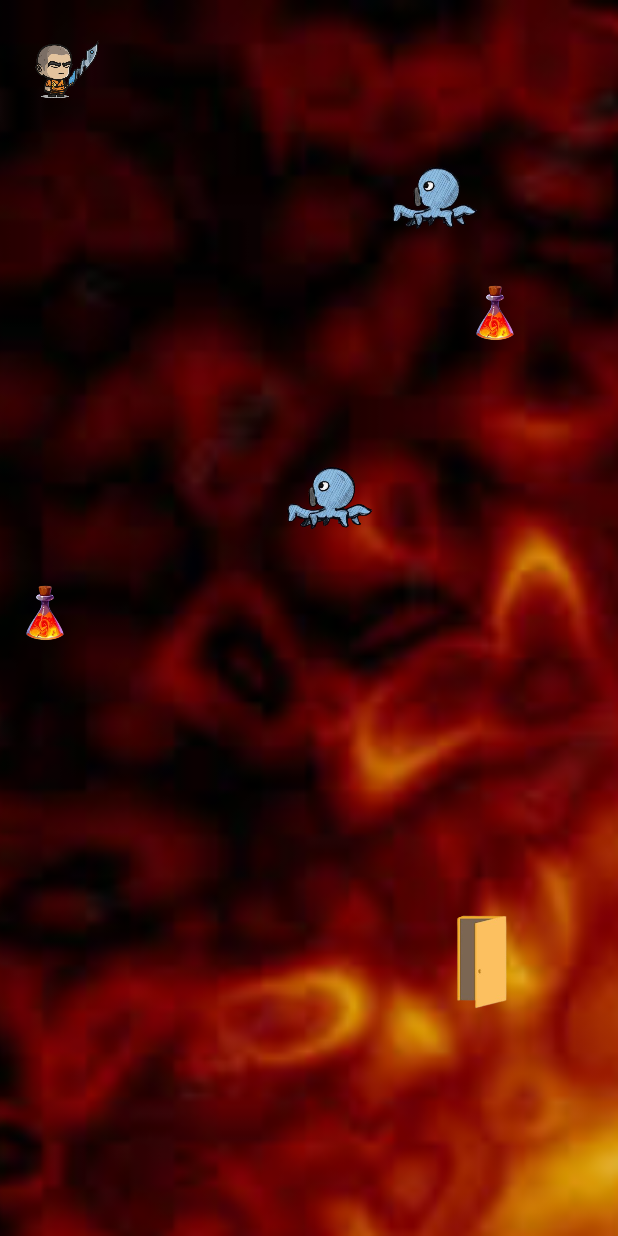
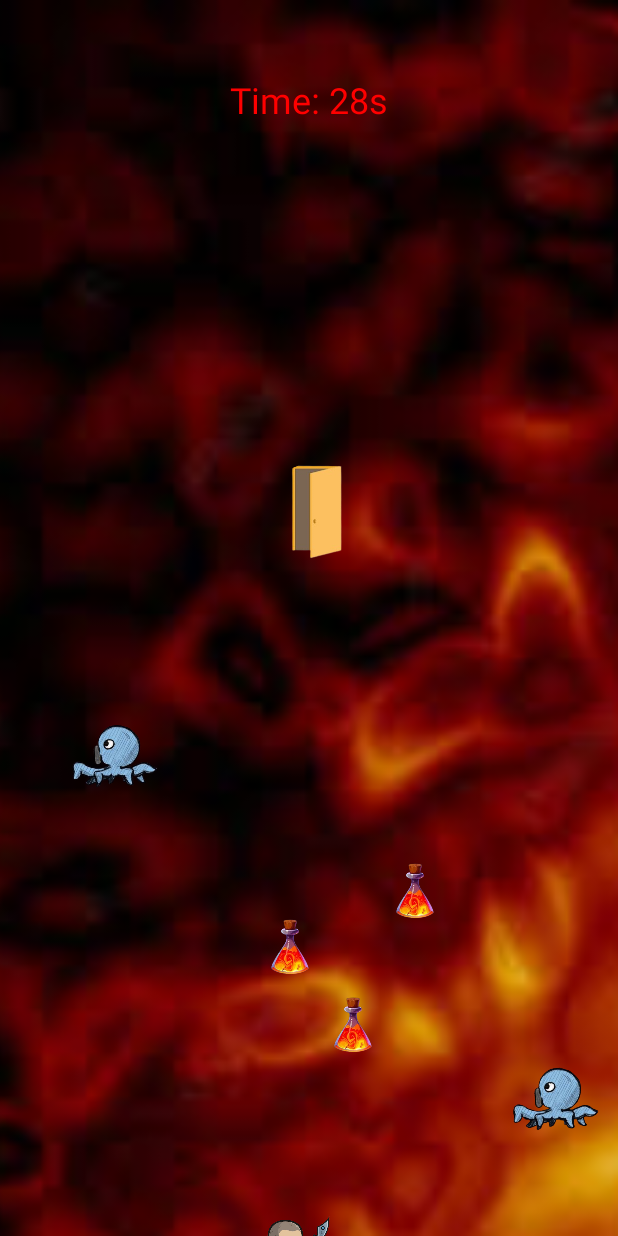
Before and after one commit to malogoetgheluck/Projet_ProgM, an Android app built with Jetpack Compose: the Player_VS_Enemy screen opened directly, with no data from a screen before it, on a phone screen of 412 x 824 dp. Run offline under Robolectric (Android 15) with nearby library versions, the phone set to English and light mode, and no system bars.

Commit message:
Upgraded the PVE minigame, adding a chrono and some aleatoire

```diff
--- a/app/src/main/java/com/example/projet_progm/ActivityHomePage.kt
+++ b/app/src/main/java/com/example/projet_progm/ActivityHomePage.kt
@@ -34,10 +34,10 @@ class ActivityHomePage : ComponentActivity() {
             newGame = Games(uid = 2, gameName = "Find the object", gameActivity = "FindTheObject", highScore = null)
             userDao.insertAll(newGame)
 
-            newGame = Games(uid = 3, gameName = "Riddles", gameActivity = "EnigmeActivity", highScore = 0)
+            newGame = Games(uid = 3, gameName = "Riddles", gameActivity = "EnigmeActivity", highScore = null)
             userDao.insertAll(newGame)
 
-            newGame = Games(uid = 4, gameName = "Dodge the enemies", gameActivity = "Player_VS_Enemy", highScore = null)
+            newGame = Games(uid = 4, gameName = "Dodge the enemies", gameActivity = "Player_VS_Enemy", highScore = 0)
             userDao.insertAll(newGame)
 
             newGame = Games(uid = 5, gameName = "Questions", gameActivity = "QuestionnaireGameActivity", highScore = null)
--- a/app/src/main/java/com/example/projet_progm/Player_VS_Enemy.kt
+++ b/app/src/main/java/com/example/projet_progm/Player_VS_Enemy.kt
@@ -7,12 +7,20 @@ import android.hardware.Sensor
 import android.hardware.SensorEvent
 import android.hardware.SensorEventListener
 import android.hardware.SensorManager
+import android.os.Build
 import androidx.appcompat.app.AppCompatActivity
 import android.os.Bundle
+import android.os.CountDownTimer
 import android.os.Handler
 import android.os.Looper
+import android.util.Log
+import android.view.View
+import android.view.ViewTreeObserver
+import android.widget.FrameLayout
 import android.widget.ImageView
+import android.widget.TextView
 import android.widget.Toast
+import androidx.annotation.RequiresApi
 import androidx.lifecycle.lifecycleScope
 import kotlinx.coroutines.Dispatchers
 import kotlinx.coroutines.launch
@@ -20,6 +28,14 @@ import kotlin.math.max
 import kotlin.math.min
 
 class Player_VS_Enemy : AppCompatActivity(), SensorEventListener {
+
+    private lateinit var scoreTextView: TextView
+    private lateinit var timerTextView: TextView
+    private lateinit var welldoneTextView: TextView
+    private var countDownTimer: CountDownTimer? = null
+    private val totalTime: Long = 30000 // 30 seconds
+
+    private lateinit var scoreLayout : FrameLayout;
 
     private lateinit var sensorManager: SensorManager
     private var accelerometer: Sensor? = null
@@ -30,11 +46,21 @@ class Player_VS_Enemy : AppCompatActivity(), SensorEventListener {
     private lateinit var enemy2: ImageView
     private lateinit var gift1: ImageView
     private lateinit var gift2: ImageView
+    private lateinit var gift3: ImageView
     private var lastHitEnemy1 = 0L
     private var lastHitEnemy2 = 0L
     private val hitCooldown = 1000L // 1 seconde en millisecondes
 
     private var score: Long = 0
+    private var multiplicateurScore: Double = 0.0
+
+    private var enemy1Direction = 0
+    private var enemy2Direction = 0
+
+    private var enemy1Positions = listOf(0,0)
+    private var enemy2Positions = listOf(0,0)
+
+    private var gameEnded = false
 
     //To quit the game with a little delay
     private val handler = Handler(Looper.getMainLooper())
@@ -44,6 +70,15 @@ class Player_VS_Enemy : AppCompatActivity(), SensorEventListener {
             resultIntent.putExtra("score", score)
             setResult(Activity.RESULT_OK, resultIntent)
             finish()
+        }
+    }
+
+    private val runnable = object : Runnable {
+        override fun run() {
+            moveEnemies()
+
+            // schedule the next update
+            handler.postDelayed(this, 8)
         }
     }
 
@@ -62,8 +97,62 @@ class Player_VS_Enemy : AppCompatActivity(), SensorEventListener {
         enemy2 = findViewById(R.id.enemy2)
         gift1 = findViewById(R.id.gift1)
         gift2 = findViewById(R.id.gift2)
+        gift3 = findViewById(R.id.gift3)
 
-        moveEnemies()
+        enemy1.viewTreeObserver.addOnGlobalLayoutListener(object : ViewTreeObserver.OnGlobalLayoutListener {
+            override fun onGlobalLayout() {
+                enemy1.viewTreeObserver.removeOnGlobalLayoutListener(this)
+
+                gift1.x = (100..resources.displayMetrics.widthPixels - enemy1.width - 100).random()
+                    .toFloat()
+                gift1.y =
+                    (800..resources.displayMetrics.heightPixels - enemy1.height - 100).random()
+                        .toFloat()
+                gift2.x = (100..resources.displayMetrics.widthPixels - enemy1.width - 100).random()
+                    .toFloat()
+                gift2.y =
+                    (800..resources.displayMetrics.heightPixels - enemy1.height - 100).random()
+                        .toFloat()
+                gift3.x = (100..resources.displayMetrics.widthPixels - enemy1.width - 100).random()
+                    .toFloat()
+                gift3.y =
+                    (800..resources.displayMetrics.heightPixels - enemy1.height - 100).random()
+                        .toFloat()
+
+                enemy1Positions = listOf(
+                    (100..resources.displayMetrics.widthPixels - enemy1.width - 100).random(),
+                    (600..resources.displayMetrics.heightPixels - enemy1.height - 200).random()
+                )
+
+                enemy1Direction = listOf(45, 135, 225, 315).random()
+
+                enemy1.x = enemy1Positions[0].toFloat()
+                enemy1.y = enemy1Positions[1].toFloat()
+
+                // Same for enemy2
+                enemy2Positions = listOf(
+                    (100..resources.displayMetrics.widthPixels - enemy2.width - 100).random(),
+                    (600..resources.displayMetrics.heightPixels - enemy2.height - 200).random()
+                )
+
+                enemy2Direction = listOf(45, 135, 225, 315).random()
+
+                enemy2.x = enemy2Positions[0].toFloat()
+                enemy2.y = enemy2Positions[1].toFloat()
+
+                handler.postDelayed(runnable, 8)
+            }
+        })
+
+        // Initialize UI elements
+        scoreTextView = findViewById(R.id.scoreTextView)
+        timerTextView = findViewById(R.id.timerTextView)
+        welldoneTextView = findViewById(R.id.welldoneTextView)
+
+        startTimer()
+
+        scoreLayout = findViewById(R.id.scoreLayout)
+        scoreLayout.visibility = View.GONE
     }
 
     override fun onResume() {
@@ -79,6 +168,7 @@ class Player_VS_Enemy : AppCompatActivity(), SensorEventListener {
     }
 
     override fun onSensorChanged(event: SensorEvent) {
+        if (gameEnded){return}
         val x = event.values[0] // inclinaison gauche/droite
         val y = event.values[1] // inclinaison avant/arrière
         var posX = 0f
@@ -86,7 +176,7 @@ class Player_VS_Enemy : AppCompatActivity(), SensorEventListener {
         // Position actuelle du joueur
         if(y>0) {
             posX = player.x - x * 5
-            posY = player.y + y * 1
+            posY = player.y + y * 10
         }else{
             posX = player.x - x * 5
             posY = player.y + y * 10
@@ -132,19 +222,93 @@ class Player_VS_Enemy : AppCompatActivity(), SensorEventListener {
         }
 
         if (isColliding(player, gift1)) {
-            score += 100
+            score += 333
             gift1.x = -1000f
             gift1.y = -1000f
         }
 
         if (isColliding(player, gift2)) {
-            score += 100
+            score += 333
             gift2.x = -1000f
             gift2.y = -1000f
         }
 
+        if (isColliding(player, gift3)) {
+            score += 333
+            gift3.x = -1000f
+            gift3.y = -1000f
+        }
+
         if (isColliding(player, door)) {
-            Toast.makeText(this, "Score final : $score", Toast.LENGTH_LONG).show()
+            onGameOver(true)
+        }
+    }
+
+    private fun moveEnemies() {
+        val speed = 5f
+
+        // Update positions
+        enemy1.x += (Math.cos(Math.toRadians(enemy1Direction.toDouble())) * speed).toFloat()
+        enemy1.y += (Math.sin(Math.toRadians(enemy1Direction.toDouble())) * speed).toFloat()
+
+        enemy2.x += (Math.cos(Math.toRadians(enemy2Direction.toDouble())) * speed).toFloat()
+        enemy2.y += (Math.sin(Math.toRadians(enemy2Direction.toDouble())) * speed).toFloat()
+
+        val screenWidth = resources.displayMetrics.widthPixels
+        val screenHeight = resources.displayMetrics.heightPixels
+
+        // Bounce logic for enemy1
+        if (enemy1.x < 0 || enemy1.x > screenWidth - enemy1.width) {
+            enemy1Direction = (180 - enemy1Direction) % 360
+        }
+        if (enemy1.y < 600 || enemy1.y > screenHeight - enemy1.height) {
+            enemy1Direction = (360 - enemy1Direction) % 360
+        }
+
+        // Bounce logic for enemy2
+        if (enemy2.x < 0 || enemy2.x > screenWidth - enemy2.width) {
+            enemy2Direction = (180 - enemy2Direction) % 360
+        }
+        if (enemy2.y < 600 || enemy2.y > screenHeight - enemy2.height) {
+            enemy2Direction = (360 - enemy2Direction) % 360
+        }
+
+        //Log.d("AHA", enemy1.x.toString())
+        //Log.d("AHA", enemy1.y.toString())
+    }
+
+    private fun startTimer(time: Long = totalTime) {
+        countDownTimer = object : CountDownTimer(time, 1000) {
+            override fun onTick(millisUntilFinished: Long) {
+                timerTextView.text = "Time: ${millisUntilFinished / 1000}s"
+                multiplicateurScore =  millisUntilFinished.toDouble()/totalTime.toDouble()
+            }
+
+            @RequiresApi(Build.VERSION_CODES.VANILLA_ICE_CREAM)
+            override fun onFinish() {
+                timerTextView.text = "Time's up!"
+                scoreLayout.visibility = View.VISIBLE
+                onGameOver(false)
+            }
+        }.start()
+    }
+
+    fun onGameOver(win: Boolean){
+        gameEnded = true
+
+        countDownTimer?.cancel()
+
+        scoreLayout.visibility = View.VISIBLE
+
+        if (win){
+            //Log.d("DEBUG",multiplierScore.toString())
+            welldoneTextView.text = "Well done"
+            score = (score * multiplicateurScore).toLong()
+        } else {
+            welldoneTextView.text = "Another time ?"
+            score = 0
+        }
+        scoreTextView.text = "Score: "+score
 
         val db = AppDatabase.getDatabase(applicationContext)
         val dao = db.userDao()
@@ -157,30 +321,12 @@ class Player_VS_Enemy : AppCompatActivity(), SensorEventListener {
                 dao.updateHighScore(4, newScore)
             }
         }
-
+        handler.removeCallbacks(runnable)
         handler.postDelayed(endGame, 3000)
     }
-    }
-    private var enemy1Direction = 1
-    private var enemy2Direction = 1
 
-    private fun moveEnemies() {
-        val speed = 5f // Vitesse de déplacement des ennemis
-        val screenWidth = resources.displayMetrics.widthPixels.toFloat()
-
-        // Déplacer enemy1
-        enemy1.x += enemy1Direction * speed
-        if (enemy1.x + enemy1.width > screenWidth || enemy1.x < 0) {
-            enemy1Direction *= -1 // Inverser la direction de enemy1
-        }
-
-        // Déplacer enemy2
-        enemy2.x += enemy2Direction * speed
-        if (enemy2.x + enemy2.width > screenWidth || enemy2.x < 0) {
-            enemy2Direction *= -1 // Inverser la direction de enemy2
-        }
-
-        // Appeler à nouveau cette fonction après un petit délai pour simuler une boucle de jeu
-        enemy1.postDelayed({ moveEnemies() }, 8) // ~60 fps
+    override fun onDestroy() {
+        super.onDestroy()
+        handler.removeCallbacks(runnable)
     }
 }
--- a/app/src/main/java/com/example/projet_progm/QuestionnaireGameActivity.kt
+++ b/app/src/main/java/com/example/projet_progm/QuestionnaireGameActivity.kt
@@ -113,7 +113,7 @@ class QuestionnaireGameActivity : ComponentActivity() {
     private fun checkAnswer(selectedIndex: Int) {
         val question = shuffledQuestions[currentQuestionIndex]
         if (selectedIndex == question.correctAnswer) {
-            questionScore += 100
+            questionScore += 111
             toast?.cancel()
             toast = Toast.makeText(this, "Well-done ! Good answer", Toast.LENGTH_SHORT)
             toast?.show()
--- a/app/src/main/res/layout/activity_player_vs_enemy.xml
+++ b/app/src/main/res/layout/activity_player_vs_enemy.xml
@@ -1,12 +1,13 @@
 <?xml version="1.0" encoding="utf-8"?>
-<FrameLayout xmlns:android="http://schemas.android.com/apk/res/android"
-    xmlns:tools="http://schemas.android.com/tools"
+<RelativeLayout xmlns:android="http://schemas.android.com/apk/res/android"
+    xmlns:app="http://schemas.android.com/apk/res-auto"
+    android:layout_width="match_parent"
+    android:layout_height="match_parent">
+
+    <FrameLayout
     android:id="@+id/gameLayout"
     android:layout_width="match_parent"
-    android:layout_height="match_parent"
-    tools:context=".ActivityMultiMode">
-
-
+    android:layout_height="match_parent">
 
         <ImageView
             android:id="@+id/background"
@@ -15,20 +16,22 @@
             android:src="@drawable/background"
             android:scaleType="centerCrop" />
         <!-- Joueur -->
+
         <ImageView
             android:id="@+id/player"
             android:layout_width="60dp"
             android:layout_height="60dp"
-        android:src="@drawable/player"
-        android:layout_margin="16dp"
-        android:layout_gravity="top|start" />
+            android:layout_gravity="top|start"
+            android:layout_marginTop="800dp"
+            android:layout_marginStart="170dp"
+            android:src="@drawable/player" />
 
         <ImageView
             android:id="@+id/enemy1"
             android:layout_width="69dp"
             android:layout_height="60dp"
-        android:layout_marginLeft="250dp"
-        android:layout_marginTop="100dp"
+            android:layout_marginLeft="1000px"
+            android:layout_marginTop="2000px"
             android:layout_marginRight="50dp"
             android:src="@drawable/ennemi" />
 
@@ -46,7 +49,6 @@
             android:layout_height="60dp"
             android:layout_marginLeft="300dp"
             android:layout_marginTop="180dp"
-        android:layout_marginRight="50dp"
             android:src="@drawable/gift" />
 
         <ImageView
@@ -55,7 +57,14 @@
             android:layout_height="60dp"
             android:layout_marginLeft="00dp"
             android:layout_marginTop="380dp"
-        android:layout_marginRight="50dp"
+            android:src="@drawable/gift" />
+
+        <ImageView
+            android:id="@+id/gift3"
+            android:layout_width="60dp"
+            android:layout_height="60dp"
+            android:layout_marginLeft="200dp"
+            android:layout_marginTop="380dp"
             android:src="@drawable/gift" />
 
         <ImageView
@@ -63,7 +72,63 @@
             android:layout_width="80dp"
             android:layout_height="80dp"
             android:src="@drawable/door"
-        android:layout_marginTop="600dp"
-        android:layout_marginLeft="280dp"
+            android:layout_gravity="top|start"
+            android:layout_marginTop="300dp"
+            android:layout_marginStart="170dp"
             />
     </FrameLayout>
+
+    <TextView
+        android:id="@+id/timerTextView"
+        android:layout_width="wrap_content"
+        android:layout_height="wrap_content"
+        android:gravity="center"
+        android:layout_alignParentStart="true"
+        android:layout_alignParentTop="true"
+        android:layout_alignParentEnd="true"
+        android:layout_marginStart="50dp"
+        android:layout_marginTop="50dp"
+        android:layout_marginEnd="50dp"
+        android:text="Time: 60s"
+        android:textColor="#FF0000"
+        android:textSize="24sp" />
+
+
+    <RelativeLayout
+        android:id="@+id/parentLayout"
+        android:layout_width="match_parent"
+        android:layout_height="match_parent"
+        android:orientation="vertical">
+
+        <FrameLayout
+            android:id="@+id/scoreLayout"
+            android:layout_width="300dp"
+            android:layout_height="150dp"
+            android:layout_marginStart="50dp"
+            android:layout_marginTop="200dp"
+            android:layout_marginEnd="50dp"
+            android:background="#B0B0B0"
+            android:gravity="center"
+            android:padding="16dp">
+
+            <TextView
+                android:id="@+id/welldoneTextView"
+                android:layout_width="wrap_content"
+                android:layout_height="wrap_content"
+                android:layout_gravity="top|center"
+                android:text="Well done"
+                android:textColor="#000000"
+                android:textSize="24sp" />
+
+            <TextView
+                android:id="@+id/scoreTextView"
+                android:layout_width="wrap_content"
+                android:layout_height="wrap_content"
+                android:layout_gravity="bottom|center"
+                android:text="Score: 0"
+                android:textColor="#000000"
+                android:textSize="24sp" />
+        </FrameLayout>
+    </RelativeLayout>
+
+</RelativeLayout>
```
Lines whose indentation alone changed are shown as unchanged.
